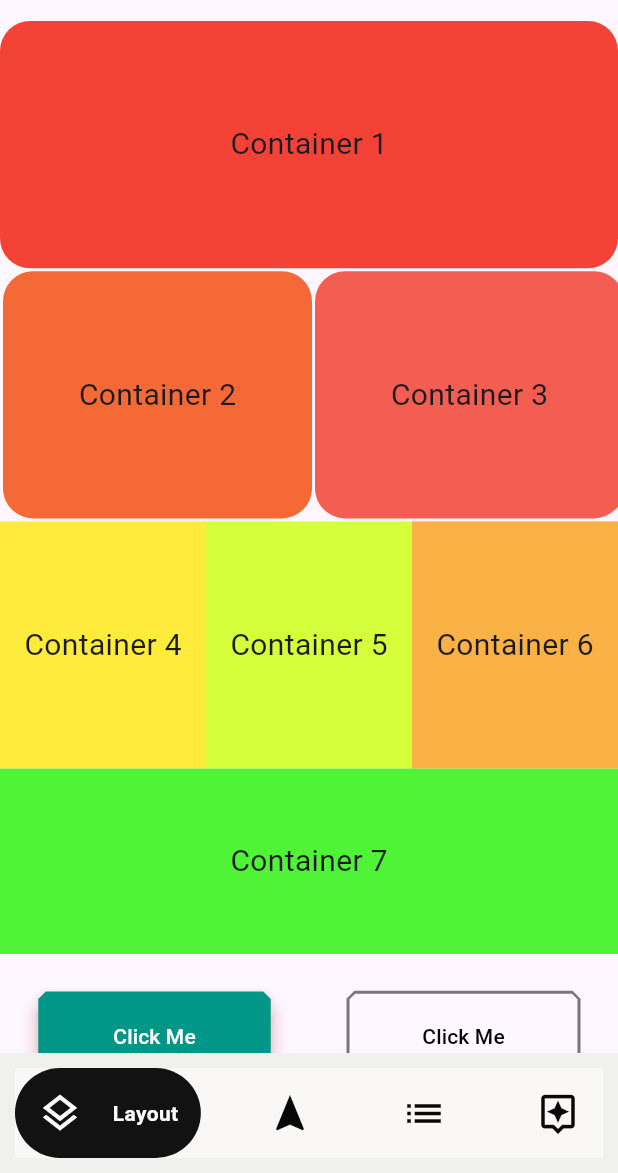
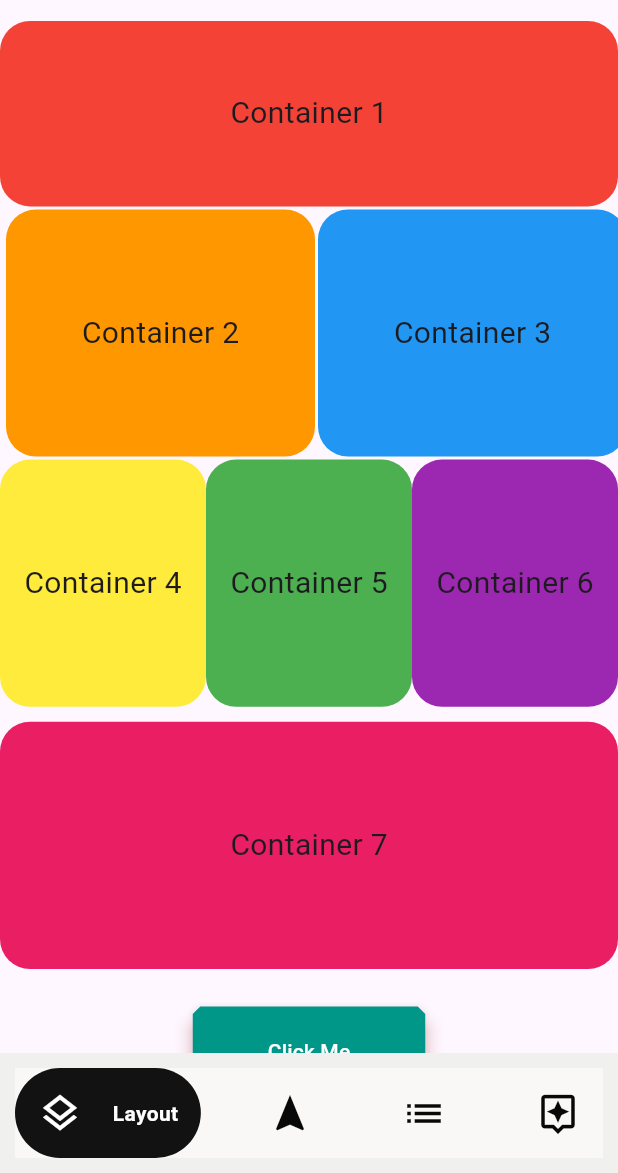
Before and after one commit to Semelez/tarinflutter-sgn, a Flutter app: the screen it shows after launch, on a phone screen of 412 x 824 dp, the part 63-1236 px from its top. Run offline on Flutter 3.47's test engine with Material 3 defaults, Android fonts, the phone set to English and light mode, and no system bars; drawn by our look-alikes of google_nav_bar.

Commit message:
oop training

```diff
--- /dev/null
+++ b/lib/component/class_all.dart
@@ -0,0 +1,12 @@
+import 'package:flutter/material.dart';
+import 'package:testflutter/component/class_button.dart';
+import 'package:testflutter/component/class_foundaion.dart';
+import 'package:testflutter/component/class_text.dart';
+
+class Components {
+  late BuildContext context;
+  Components({required this.context});
+  late final text = TextClass();
+  late final button = Buttons();
+  late final foundation = Foundation(context: context);
+}
--- /dev/null
+++ b/lib/component/class_button.dart
@@ -0,0 +1,22 @@
+import 'package:flutter/material.dart';
+
+class Buttons {
+  Buttons();
+  Widget btnBotton({
+    required void Function() onpress,
+  }) {
+    return ElevatedButton(
+      onPressed: onpress,
+      style: ElevatedButton.styleFrom(
+        padding: const EdgeInsets.symmetric(horizontal: 50, vertical: 20),
+        backgroundColor: Colors.teal,
+        foregroundColor: Colors.white,
+        shadowColor: Colors.redAccent,
+        elevation: 5,
+        shape: const BeveledRectangleBorder(
+            borderRadius: BorderRadius.all(Radius.circular(5))),
+      ),
+      child: const Text('Click Me'),
+    );
+  }
+}
--- /dev/null
+++ b/lib/component/class_foundaion.dart
@@ -0,0 +1,22 @@
+import 'package:flutter/material.dart';
+
+class Foundation {
+  late BuildContext context;
+  Foundation({required this.context});
+  Widget foundations({
+    required Widget child,
+    required double width,
+    required double height,
+    required Color color,
+  }) {
+    return Container(
+        height: height,
+        width: width, // Use double.infinity to fit screen width
+        decoration: BoxDecoration(
+          color: color,
+          borderRadius: BorderRadius.circular(20),
+        ),
+        alignment: Alignment.center,
+        child: child);
+  }
+}
--- /dev/null
+++ b/lib/component/class_text.dart
@@ -0,0 +1,10 @@
+import 'package:flutter/material.dart';
+
+class TextClass {
+  Widget text({required String text}) {
+    return Text(
+      text,
+      style: const TextStyle(fontSize: 20),
+    );
+  }
+}
--- a/lib/home.dart
+++ b/lib/home.dart
@@ -1,36 +1,29 @@
 import 'package:flutter/material.dart';
+import 'package:testflutter/component/class_all.dart';
 
 class MyHomePage extends StatefulWidget {
   const MyHomePage({super.key});
-
 
   @override
   State<MyHomePage> createState() => _MyHomePageState();
 }
 
 class _MyHomePageState extends State<MyHomePage> {
+  late Components components;
   @override
   Widget build(BuildContext context) {
+    components = Components(context: context);
     return Scaffold(
-
       body: SingleChildScrollView(
         child: Column(
           mainAxisAlignment: MainAxisAlignment.start,
           children: <Widget>[
-            Container(
-              width: double.infinity, // Use double.infinity to fit screen width
-              height: MediaQuery.of(context).size.height * 0.2,
-
-              decoration: BoxDecoration(
-                color: Colors.red,
-                borderRadius: BorderRadius.circular(20),
-              ),
-
-              alignment: Alignment.center,
-              child: const Text(
-                'Container 1',
-                style: TextStyle(fontSize: 20),
-              ),
+            components.foundation.foundations(
+              child: components.text.text(text: "Container 1"),
+              width: double.infinity,
+              height: MediaQuery.of(context).size.height * 0.15,
+              //add red color
+              color: Colors.red,
             ),
             SingleChildScrollView(
               scrollDirection: Axis.horizontal,
@@ -38,44 +31,19 @@ class _MyHomePageState extends State<MyHomePage> {
                 padding: const EdgeInsets.all(2),
                 child: Row(
                   children: <Widget>[
-                    Container(
+                    const SizedBox(width: 2),
+                    components.foundation.foundations(
+                      child: components.text.text(text: "Container 2"),
                       width: MediaQuery.of(context).size.width * 0.5,
                       height: MediaQuery.of(context).size.height * 0.2,
-                      decoration: BoxDecoration(
-                          borderRadius: BorderRadius.circular(20),
-                          color: const Color.fromARGB(255, 244, 105, 54),),
-                      alignment: Alignment.center,
-                      child: const Text(
-                        'Container 2',
-                        style: TextStyle(fontSize: 20),
-                      ),
+                      color: Colors.orange,
                     ),
                     const SizedBox(width: 2),
-                    Container(
+                    components.foundation.foundations(
+                      child: components.text.text(text: "Container 3"),
                       width: MediaQuery.of(context).size.width * 0.5,
                       height: MediaQuery.of(context).size.height * 0.2,
-                      decoration: BoxDecoration(
-                          borderRadius: BorderRadius.circular(20),
-                          color: const Color.fromARGB(255, 243, 93, 82)),
-                      alignment: Alignment.center,
-                      child: const Text(
-                        'Container 3',
-                        style: TextStyle(fontSize: 20),
-                      ),
-                    ),
-                    const SizedBox(width: 2),
-                     Container(
-                      width: MediaQuery.of(context).size.width * 0.5,
-                      height: MediaQuery.of(context).size.height * 0.2,
-                      decoration: BoxDecoration(
-                        borderRadius: BorderRadius.circular(20),
-                        color: const Color.fromARGB(255, 244, 187, 54)
-                      ),
-                      alignment: Alignment.center,
-                      child: const Text(
-                        'Container 3',
-                        style: TextStyle(fontSize: 20),
-                      ),
+                      color: Colors.blue,
                     ),
                   ],
                 ),
@@ -84,86 +52,42 @@ class _MyHomePageState extends State<MyHomePage> {
             Row(
               children: <Widget>[
                 Expanded(
-                  child: Container(
+                  child: components.foundation.foundations(
+                    child: components.text.text(text: "Container 4"),
+                    width: 0,
                     height: MediaQuery.of(context).size.height * 0.2,
                     color: Colors.yellow,
-                    alignment: Alignment.center,
-                    child: const Text(
-                      'Container 4',
-                      style: TextStyle(fontSize: 20),
-                    ),
                   ),
                 ),
                 Expanded(
-                  child: Container(
+                  child: components.foundation.foundations(
+                    child: components.text.text(text: "Container 5"),
+                    width: 0,
                     height: MediaQuery.of(context).size.height * 0.2,
-                    color: const Color.fromARGB(255, 213, 255, 59),
-                    alignment: Alignment.center,
-                    child: const Text(
-                      'Container 5',
-                      style: TextStyle(fontSize: 20),
-                    ),
+                    color: Colors.green,
                   ),
                 ),
                 Expanded(
-                  child: Container(
-                    height: MediaQuery.of(context).size.height * 0.2,
-                    color: const Color.fromARGB(255, 250, 178, 71),
-                    alignment: Alignment.center,
-                    child: const Text(
-                      'Container 6',
-                      style: TextStyle(fontSize: 20),
-                    ),
-                  ),
+                  child: components.foundation.foundations(
+                      child: components.text.text(text: "Container 6"),
+                      width: 0,
+                      height: MediaQuery.of(context).size.height * 0.2,
+                      color: Colors.purple),
                 ),
               ],
             ),
-            Container(
-              width: double.infinity, // Use double.infinity to fit screen width
-              height: MediaQuery.of(context).size.height * 0.15,
-              color: const Color.fromARGB(255, 79, 244, 54),
-              alignment: Alignment.center,
-              child: const Text(
-                'Container 7',
-                style: TextStyle(fontSize: 20),
-              ),
+            const SizedBox(height: 10),
+            components.foundation.foundations(
+              child: components.text.text(text: "Container 7"),
+              width: double.infinity,
+              height: MediaQuery.of(context).size.height * 0.2,
+              color: Colors.pink,
             ),
             const SizedBox(height: 25),
             Row(
               mainAxisAlignment: MainAxisAlignment.spaceAround,
               children: [
-                ElevatedButton(
-                  onPressed: () {
-                    // Perform an action when the button is pressed
-                  },
-                  style: ElevatedButton.styleFrom(
-                    padding: const EdgeInsets.symmetric(
-                        horizontal: 50, vertical: 20),
-                    backgroundColor: Colors.teal,
-                    foregroundColor: Colors.white,
-                    shadowColor: Colors.redAccent,
-                    elevation: 5,
-                    shape: const BeveledRectangleBorder(
-                        borderRadius: BorderRadius.all(Radius.circular(5))),
-                  ),
-                  child: const Text('Click Me'),
-                ),
-                OutlinedButton(
-                  onPressed: () {
-                    print("Hello World");
-                  },
-                  style: ElevatedButton.styleFrom(
-                    padding: const EdgeInsets.symmetric(
-                        horizontal: 50, vertical: 20),
-                    foregroundColor: Colors.black,
-                    shape: const BeveledRectangleBorder(
-                      borderRadius: BorderRadius.all(
-                        Radius.circular(5),
-                      ),
-                    ),
-                  ),
-                  child: const Text('Click Me'),
-                ),
+                components.button.btnBotton(onpress: () {}),
               ],
             ),
             const SizedBox(height: 25),
--- /dev/null
+++ b/lib/list_screen.dart
@@ -0,0 +1,57 @@
+//Create stateless widget for list screen
+
+import 'package:flutter/material.dart';
+
+class ListScreen extends StatelessWidget {
+  const ListScreen({super.key});
+
+  @override
+  Widget build(BuildContext context) {
+    return Scaffold(
+        body: ListView(
+      children: <Widget>[
+        ListTile(
+          leading: const Icon(Icons.ads_click_sharp),
+          title: const Text('click me 1 '),
+          subtitle: const Text('click me 1'),
+          trailing: IconButton(
+            icon: const Icon(Icons.arrow_forward_ios),
+            onPressed: () {
+              showDialog(
+                  context: context,
+                  builder: (BuildContext context) => AlertDialog(
+                        title: const Text('Alert Dialog'),
+                        content: const Text('This is alert dialog'),
+                        actions: <Widget>[
+                          TextButton(
+                            onPressed: () {
+                              Navigator.of(context).pop();
+                            },
+                            child: const Text('Close'),
+                          ),
+                        ],
+                      ));
+            },
+          ),
+          onTap: () {
+            print('click me 1');
+          },
+        ),
+        ListTile(
+          leading: const Icon(Icons.ads_click_sharp),
+          title: const Text('click me 2 '),
+          subtitle: const Text('click me 2'),
+          trailing: IconButton(
+            icon: const Icon(Icons.arrow_forward_ios),
+            onPressed: () {
+              print('click me 2');
+            },
+          ),
+          onTap: () {
+            print('click me 2');
+          },
+        ),
+      ],
+    ));
+  }
+}
--- a/lib/main.dart
+++ b/lib/main.dart
@@ -11,10 +11,6 @@ class MyApp extends StatelessWidget {
   // This widget is the root of your application.
   @override
   Widget build(BuildContext context) {
-    return const MaterialApp(
-      title: 'Flutter Demo',
-      home: TabPage()
-
-    );
+    return const MaterialApp(title: 'Flutter Demo', home: TabPage());
   }
 }
--- a/lib/tabPage.dart
+++ b/lib/tabPage.dart
@@ -1,6 +1,7 @@
 import 'package:flutter/material.dart';
 import 'package:google_nav_bar/google_nav_bar.dart';
 import 'package:testflutter/home.dart';
+import 'package:testflutter/list_screen.dart';
 
 class TabPage extends StatefulWidget {
   const TabPage({super.key});
@@ -13,7 +14,7 @@ class _TabPageState extends State<TabPage> {
   int currentPageIndex = 0;
   final activePage = [
     const MyHomePage(),
-    const Text('Navigation'),
+    const ListScreen(),
     const Text('List'),
     const Text('Other'),
   ];
```
Also changed, not shown: lib/list_data.dart (added).
